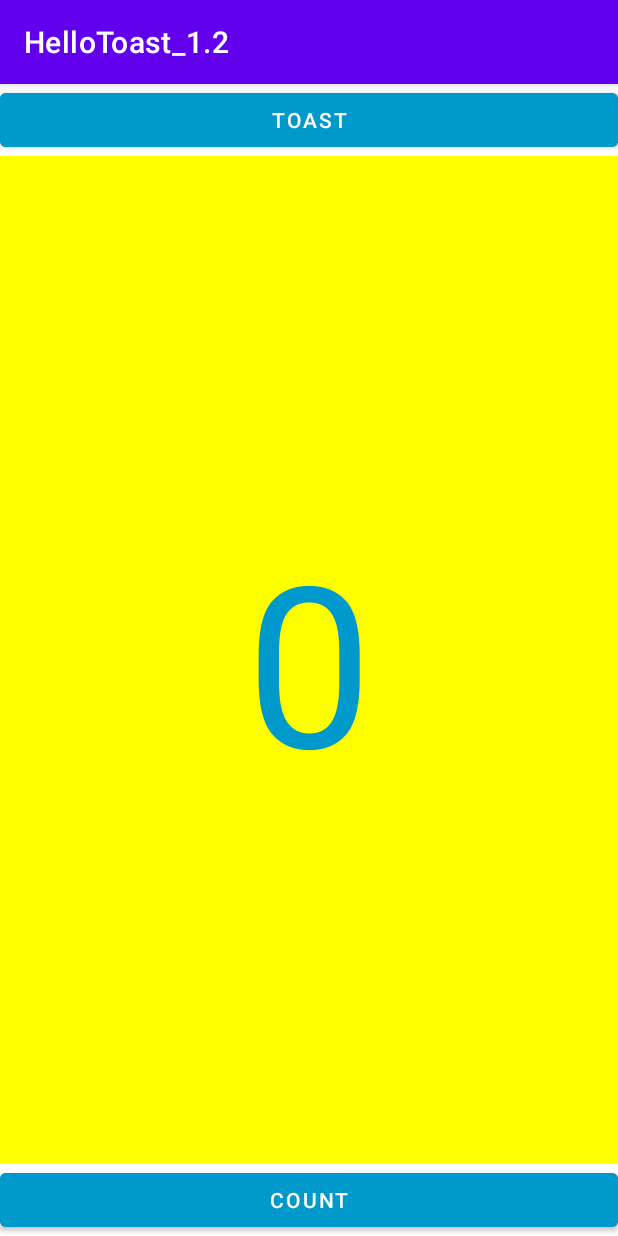
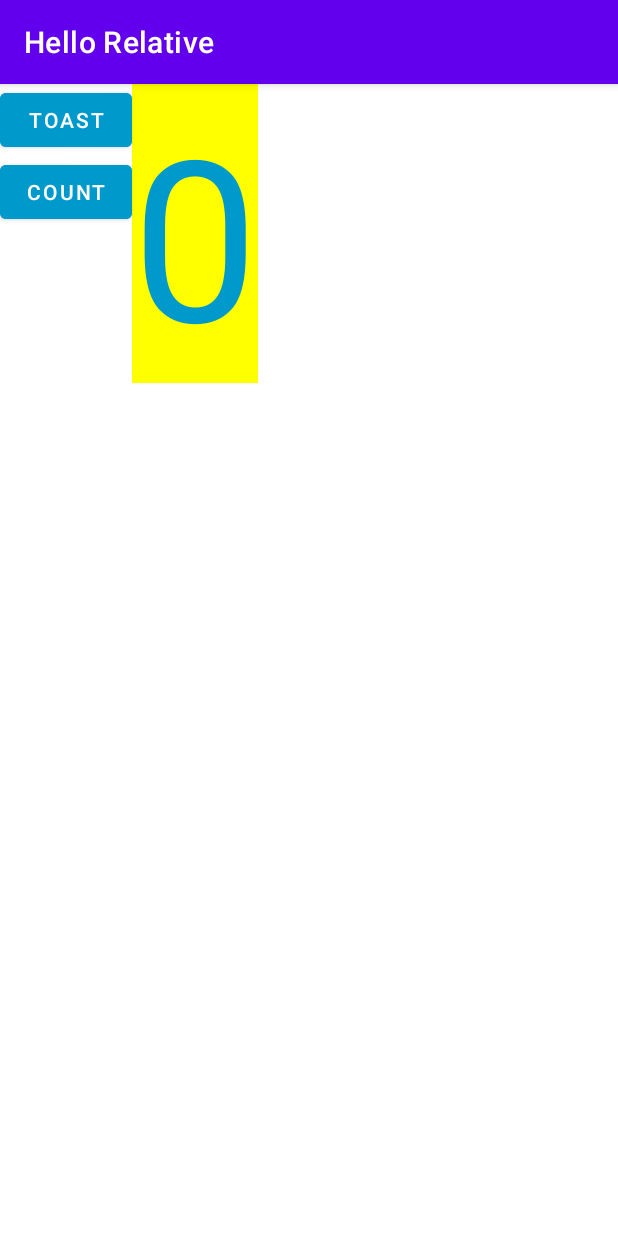
Before and after one commit to josepfs62/HelloToast_1.2, an Android app: the screen it shows after launch (MainActivity), on a phone screen of 412 x 824 dp. Run offline under Robolectric (Android 15) with nearby library versions, the phone set to English and light mode, and no system bars.

Commit message:
task1 finished

```diff
--- a/app/src/main/res/layout-land/activity_main.xml
+++ b/app/src/main/res/layout-land/activity_main.xml
@@ -1,35 +1,38 @@
 <?xml version="1.0" encoding="utf-8"?>
-<androidx.constraintlayout.widget.ConstraintLayout xmlns:android="http://schemas.android.com/apk/res/android"
+<RelativeLayout xmlns:android="http://schemas.android.com/apk/res/android"
     xmlns:app="http://schemas.android.com/apk/res-auto"
     xmlns:tools="http://schemas.android.com/tools"
     android:layout_width="match_parent"
     android:layout_height="match_parent"
     tools:context=".MainActivity">
 
-    <LinearLayout
-        android:layout_width="match_parent"
-        android:layout_height="match_parent"
-        android:gravity="center"
-        android:orientation="vertical"
-        tools:layout_editor_absoluteX="1dp"
-        tools:layout_editor_absoluteY="1dp">
-
     <Button
         android:id="@+id/button_toast"
         android:layout_width="wrap_content"
         android:layout_height="wrap_content"
+        android:layout_weight="0"
+        android:backgroundTint="@android:color/holo_blue_dark"
         android:text="toast" />
 
     <TextView
         android:id="@+id/show_count"
         android:layout_width="wrap_content"
         android:layout_height="wrap_content"
-            android:text="12" />
+        android:layout_gravity="center"
+        android:layout_weight="0"
+        android:background="@color/yellow"
+        android:text="0"
+        android:textAlignment="center"
+        android:textColor="@android:color/holo_blue_dark"
+        android:textSize="150dp"
+        android:layout_toRightOf="@+id/button_toast"/>
 
     <Button
-            android:id="@+id/count"
+        android:id="@+id/button_count"
         android:layout_width="wrap_content"
         android:layout_height="wrap_content"
-            android:text="count" />
-    </LinearLayout>
-</androidx.constraintlayout.widget.ConstraintLayout>
+        android:layout_weight="0"
+        android:backgroundTint="@android:color/holo_blue_dark"
+        android:text="count"
+        android:layout_below="@+id/button_toast"/>
+</RelativeLayout>
--- a/app/src/main/res/layout/activity_main.xml
+++ b/app/src/main/res/layout/activity_main.xml
@@ -1,23 +1,14 @@
 <?xml version="1.0" encoding="utf-8"?>
-<androidx.constraintlayout.widget.ConstraintLayout xmlns:android="http://schemas.android.com/apk/res/android"
+<RelativeLayout xmlns:android="http://schemas.android.com/apk/res/android"
     xmlns:app="http://schemas.android.com/apk/res-auto"
     xmlns:tools="http://schemas.android.com/tools"
     android:layout_width="match_parent"
     android:layout_height="match_parent"
     tools:context=".MainActivity">
 
-    <LinearLayout
-        android:id="@+id/test"
-        android:layout_width="match_parent"
-        android:layout_height="match_parent"
-        android:orientation="vertical"
-        app:layout_constraintBottom_toBottomOf="parent"
-        app:layout_constraintEnd_toEndOf="parent"
-        app:layout_constraintStart_toStartOf="parent">
-
     <Button
         android:id="@+id/button_toast"
-            android:layout_width="match_parent"
+        android:layout_width="wrap_content"
         android:layout_height="wrap_content"
         android:layout_weight="0"
         android:backgroundTint="@android:color/holo_blue_dark"
@@ -25,23 +16,23 @@
 
     <TextView
         android:id="@+id/show_count"
-            android:layout_width="match_parent"
+        android:layout_width="wrap_content"
         android:layout_height="wrap_content"
-            android:layout_weight="1"
+        android:layout_gravity="center"
+        android:layout_weight="0"
         android:background="@color/yellow"
-            android:gravity="center"
         android:text="0"
         android:textAlignment="center"
         android:textColor="@android:color/holo_blue_dark"
-            android:textSize="150dp" />
+        android:textSize="150dp"
+        android:layout_toRightOf="@+id/button_toast"/>
 
     <Button
-            android:id="@+id/count"
-            android:layout_width="match_parent"
+        android:id="@+id/button_count"
+        android:layout_width="wrap_content"
         android:layout_height="wrap_content"
-            android:layout_gravity="bottom"
         android:layout_weight="0"
         android:backgroundTint="@android:color/holo_blue_dark"
-            android:text="count" />
-    </LinearLayout>
-</androidx.constraintlayout.widget.ConstraintLayout>
+        android:text="count"
+        android:layout_below="@+id/button_toast"/>
+</RelativeLayout>
--- a/app/src/main/res/values/strings.xml
+++ b/app/src/main/res/values/strings.xml
@@ -1,3 +1,3 @@
 <resources>
-    <string name="app_name">HelloToast_1.2</string>
+    <string name="app_name">Hello Relative</string>
 </resources>
```
Lines whose indentation alone changed are shown as unchanged.
